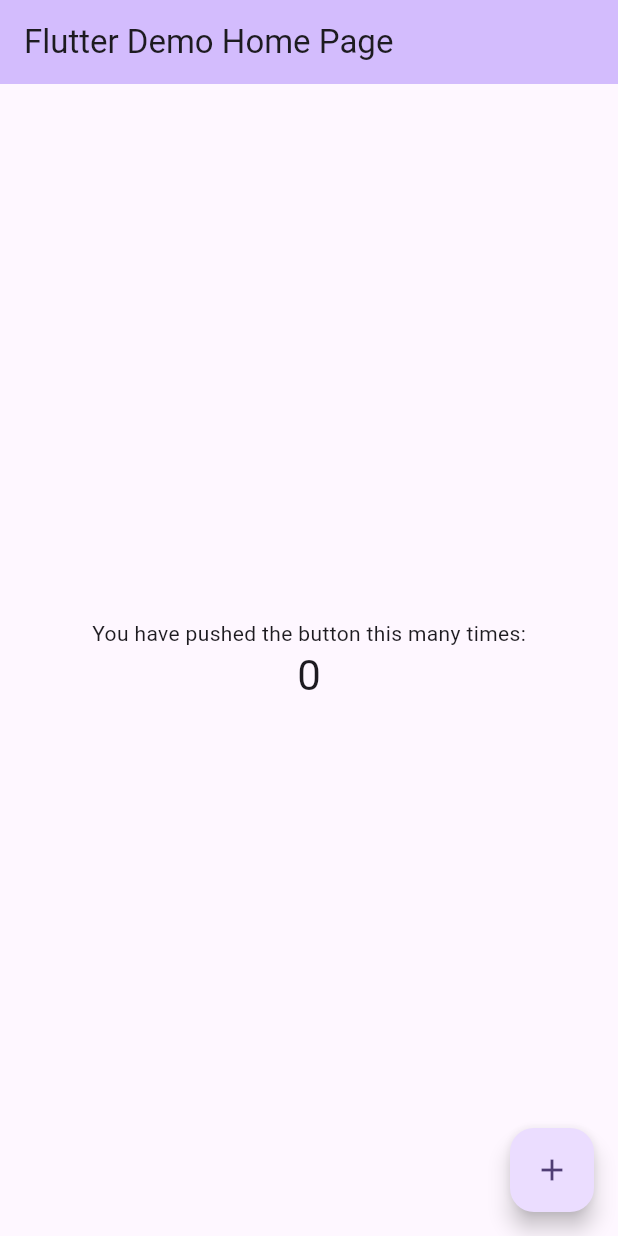
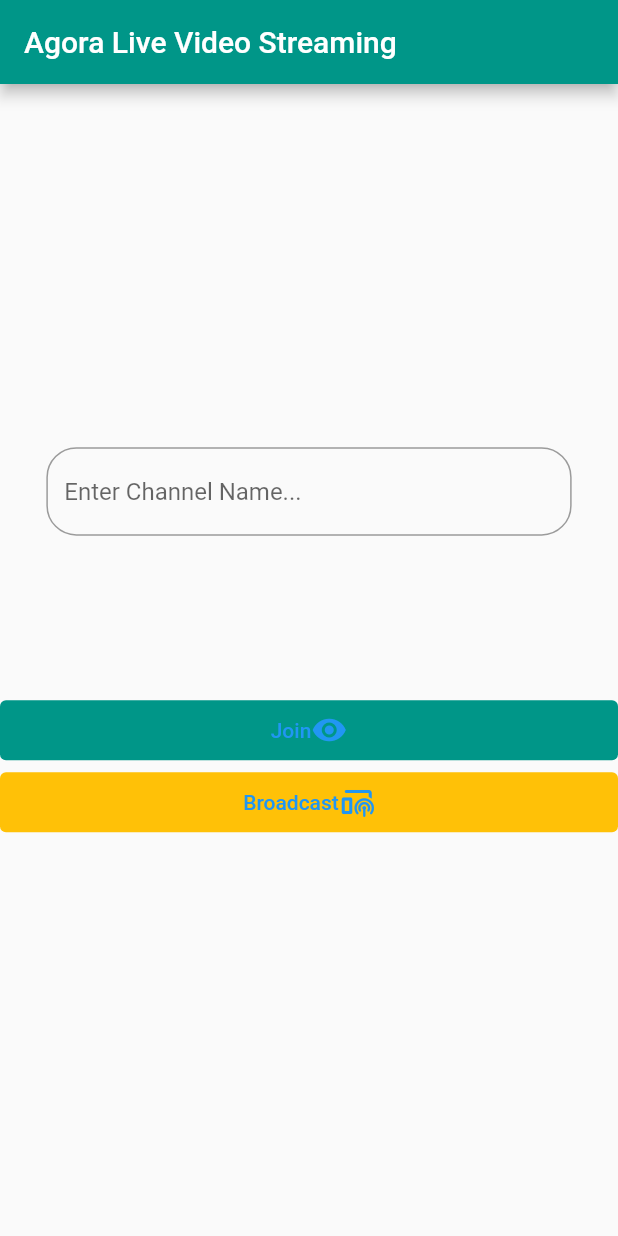
Before and after one commit to mod-ibr/agora_live_video_streaming, a Flutter app: the screen it shows after launch, on a phone screen of 412 x 824 dp. Run offline on Flutter 3.47's test engine with Material 2 defaults, Android fonts, the light colour scheme and no system bars; our stand-ins replace permission_handler; missing offline and left inert: agora_rtc_engine.

Commit message:
adding Home view to  select the user role

```diff
--- /dev/null
+++ b/lib/core/constants/app_constants.dart
@@ -0,0 +1,6 @@
+abstract class AppConstants {
+  static const String appId = "da01928a80a74a65ad2496d339c12218";
+  static const String token =
+      "007eJxTYBCT/dv+5NblvUnukyvjTv59fui6stqrHRXhtZ8PLAs+Mf2eAkNKooGhpZFFooVBorlJoplpYoqRiaVZirGxZbKhkZGhhVttcGpDICNDwf2PrIwMEAji8zCkZRYVlyRnJOblpeYwMAAAm1wmXA==";
+  static const String channelId = "firstchannel";
+}
--- /dev/null
+++ b/lib/home_view/presentation/view/home_view.dart
@@ -0,0 +1,76 @@
+import 'package:agora_live_video_streaming/home_view/presentation/view/widgets/custom_text_button.dart';
+import 'package:flutter/material.dart';
+import 'package:permission_handler/permission_handler.dart';
+
+import 'broadcast_view.dart';
+import 'widgets/channel_name_text_field.dart';
+
+class HomeView extends StatefulWidget {
+  const HomeView({super.key});
+
+  @override
+  State<HomeView> createState() => _HomeViewState();
+}
+
+class _HomeViewState extends State<HomeView> {
+  final _channelNameController = TextEditingController();
+  String check = '';
+
+  @override
+  void dispose() {
+    super.dispose();
+    _channelNameController.dispose();
+  }
+
+  @override
+  Widget build(BuildContext context) {
+    return Scaffold(
+      resizeToAvoidBottomInset: true,
+      appBar: AppBar(
+        title: const Text("Agora Live Video Streaming"),
+        backgroundColor: Colors.teal,
+      ),
+      body: Center(
+        child: Column(
+          mainAxisAlignment: MainAxisAlignment.center,
+          children: [
+            SizedBox(
+              width: MediaQuery.sizeOf(context).width * 0.85,
+              height: MediaQuery.sizeOf(context).height * 0.2,
+              child: ChannelNameTextField(
+                  channelNameController: _channelNameController),
+            ),
+            CustomTextButton(
+                label: "Join",
+                icon: Icons.remove_red_eye,
+                onPressed: () => onJoin(isBroadCaster: false),
+                color: Colors.teal),
+            CustomTextButton(
+                label: "Broadcast",
+                icon: Icons.broadcast_on_home_rounded,
+                onPressed: () => onJoin(isBroadCaster: true),
+                color: Colors.amber),
+            Text(
+              check,
+              style: const TextStyle(fontSize: 20, color: Colors.brown),
+            )
+          ],
+        ),
+      ),
+    );
+  }
+
+  Future<void> onJoin({required bool isBroadCaster}) async {
+    //* Request Permissions
+    await [Permission.camera, Permission.microphone].request().then(
+          (value) => //* Navigate to BroadCast View
+              Navigator.of(context).push(
+            MaterialPageRoute(
+              builder: (context) => BroadCastView(
+                  broadcastName: _channelNameController.text,
+                  isBroadcaster: isBroadCaster),
+            ),
+          ),
+        );
+  }
+}
--- /dev/null
+++ b/lib/home_view/presentation/view/widgets/channel_name_text_field.dart
@@ -0,0 +1,19 @@
+import 'package:flutter/material.dart';
+
+class ChannelNameTextField extends StatelessWidget {
+  final TextEditingController channelNameController;
+  const ChannelNameTextField({super.key, required this.channelNameController});
+
+  @override
+  Widget build(BuildContext context) {
+    return TextFormField(
+      controller: channelNameController,
+      decoration: InputDecoration(
+          border: OutlineInputBorder(
+            borderRadius: BorderRadius.circular(20),
+            borderSide: const BorderSide(color: Colors.teal),
+          ),
+          hintText: "Enter Channel Name..."),
+    );
+  }
+}
--- /dev/null
+++ b/lib/home_view/presentation/view/widgets/custom_text_button.dart
@@ -0,0 +1,26 @@
+import 'package:flutter/material.dart';
+
+class CustomTextButton extends StatelessWidget {
+  final IconData? icon;
+  final String label;
+  final VoidCallback onPressed;
+  final Color color;
+  const CustomTextButton(
+      {super.key,
+      required this.icon,
+      required this.label,
+      required this.onPressed,
+      required this.color});
+
+  @override
+  Widget build(BuildContext context) {
+    return TextButton(
+      onPressed: onPressed,
+      style: ButtonStyle(backgroundColor: MaterialStateProperty.all(color)),
+      child: Row(
+        mainAxisAlignment: MainAxisAlignment.center,
+        children: [Text(label), Icon(icon)],
+      ),
+    );
+  }
+}
--- a/lib/main.dart
+++ b/lib/main.dart
@@ -1,4 +1,6 @@
 import 'package:flutter/material.dart';
+
+import 'home_view/presentation/view/home_view.dart';
 
 void main() {
   runApp(const MyApp());
@@ -7,119 +9,10 @@
 class MyApp extends StatelessWidget {
   const MyApp({super.key});
 
-  // This widget is the root of your application.
   @override
   Widget build(BuildContext context) {
-    return MaterialApp(
-      title: 'Flutter Demo',
-      theme: ThemeData(
-        // This is the theme of your application.
-        //
-        // TRY THIS: Try running your application with "flutter run". You'll see
-        // the application has a blue toolbar. Then, without quitting the app,
-        // try changing the seedColor in the colorScheme below to Colors.green
-        // and then invoke "hot reload" (save your changes or press the "hot
-        // reload" button in a Flutter-supported IDE, or press "r" if you used
-        // the command line to start the app).
-        //
-        // Notice that the counter didn't reset back to zero; the application
-        // state is not lost during the reload. To reset the state, use hot
-        // restart instead.
-        //
-        // This works for code too, not just values: Most code changes can be
-        // tested with just a hot reload.
-        colorScheme: ColorScheme.fromSeed(seedColor: Colors.deepPurple),
-        useMaterial3: true,
-      ),
-      home: const MyHomePage(title: 'Flutter Demo Home Page'),
+    return const MaterialApp(
+      home: HomeView(),
     );
   }
 }
-
-class MyHomePage extends StatefulWidget {
-  const MyHomePage({super.key, required this.title});
-
-  // This widget is the home page of your application. It is stateful, meaning
-  // that it has a State object (defined below) that contains fields that affect
-  // how it looks.
-
-  // This class is the configuration for the state. It holds the values (in this
-  // case the title) provided by the parent (in this case the App widget) and
-  // used by the build method of the State. Fields in a Widget subclass are
-  // always marked "final".
-
-  final String title;
-
-  @override
-  State<MyHomePage> createState() => _MyHomePageState();
-}
-
-class _MyHomePageState extends State<MyHomePage> {
-  int _counter = 0;
-
-  void _incrementCounter() {
-    setState(() {
-      // This call to setState tells the Flutter framework that something has
-      // changed in this State, which causes it to rerun the build method below
-      // so that the display can reflect the updated values. If we changed
-      // _counter without calling setState(), then the build method would not be
-      // called again, and so nothing would appear to happen.
-      _counter++;
-    });
-  }
-
-  @override
-  Widget build(BuildContext context) {
-    // This method is rerun every time setState is called, for instance as done
-    // by the _incrementCounter method above.
-    //
-    // The Flutter framework has been optimized to make rerunning build methods
-    // fast, so that you can just rebuild anything that needs updating rather
-    // than having to individually change instances of widgets.
-    return Scaffold(
-      appBar: AppBar(
-        // TRY THIS: Try changing the color here to a specific color (to
-        // Colors.amber, perhaps?) and trigger a hot reload to see the AppBar
-        // change color while the other colors stay the same.
-        backgroundColor: Theme.of(context).colorScheme.inversePrimary,
-        // Here we take the value from the MyHomePage object that was created by
-        // the App.build method, and use it to set our appbar title.
-        title: Text(widget.title),
-      ),
-      body: Center(
-        // Center is a layout widget. It takes a single child and positions it
-        // in the middle of the parent.
-        child: Column(
-          // Column is also a layout widget. It takes a list of children and
-          // arranges them vertically. By default, it sizes itself to fit its
-          // children horizontally, and tries to be as tall as its parent.
-          //
-          // Column has various properties to control how it sizes itself and
-          // how it positions its children. Here we use mainAxisAlignment to
-          // center the children vertically; the main axis here is the vertical
-          // axis because Columns are vertical (the cross axis would be
-          // horizontal).
-          //
-          // TRY THIS: Invoke "debug painting" (choose the "Toggle Debug Paint"
-          // action in the IDE, or press "p" in the console), to see the
-          // wireframe for each widget.
-          mainAxisAlignment: MainAxisAlignment.center,
-          children: <Widget>[
-            const Text(
-              'You have pushed the button this many times:',
-            ),
-            Text(
-              '$_counter',
-              style: Theme.of(context).textTheme.headlineMedium,
-            ),
-          ],
-        ),
-      ),
-      floatingActionButton: FloatingActionButton(
-        onPressed: _incrementCounter,
-        tooltip: 'Increment',
-        child: const Icon(Icons.add),
-      ), // This trailing comma makes auto-formatting nicer for build methods.
-    );
-  }
-}
```
Also changed, not shown: lib/home_view/presentation/view/broadcast_view.dart (added, +38 -0 lines).
